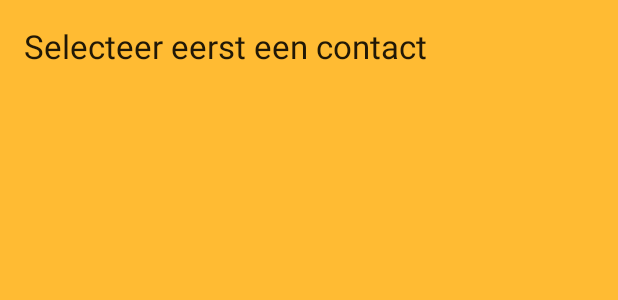
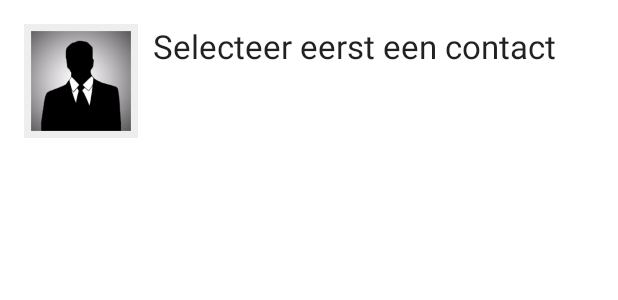
Before and after one commit to groepc/idh11-mv-contactcard, an Android app: the layout contact_detail_fragment.xml on its own in the app's theme, with its tools: preview values and no code run, on a phone screen of 412 x 824 dp. Shown: the top 300 px of the screen. Run offline under Robolectric (Android 15) with nearby library versions, the phone set to English and light mode, and no system bars; network calls fail.

Commit message:
finished basic functionality

```diff
--- a/app/src/main/java/miekevadiem/edu/contactcard/Contact.java
+++ b/app/src/main/java/miekevadiem/edu/contactcard/Contact.java
@@ -7,11 +7,11 @@ public class Contact {
     public String email;
     public String imageUrl;
 
-    public Contact(String firstName, String lastName, String email) {
+    public Contact(String firstName, String lastName, String email, String imageUrl) {
         this.setFirstName(firstName);
         this.setLastName(lastName);
         this.setEmail(email);
-        this.setImageUrl(null);
+        this.setImageUrl(imageUrl);
     }
 
     public Contact() {
--- a/app/src/main/java/miekevadiem/edu/contactcard/MainActivity.java
+++ b/app/src/main/java/miekevadiem/edu/contactcard/MainActivity.java
@@ -32,7 +32,8 @@ public class MainActivity extends AppCompatActivity implements ListFragment.OnFr
             randomUserApi.getResults(new RandomUserApi.ApiResponseListener() {
                 @Override
                 public void getResult(ArrayList contacts) {
-                    contactList = contacts;
+                    contactDbHandler.addContacts(contacts);
+                    contactList = contactDbHandler.getAllContacts();
                     addListItems();
                 }
             });
--- a/app/src/main/res/layout/contact_detail_fragment.xml
+++ b/app/src/main/res/layout/contact_detail_fragment.xml
@@ -2,12 +2,25 @@
 <LinearLayout xmlns:android="http://schemas.android.com/apk/res/android"
     android:layout_width="match_parent"
     android:layout_height="match_parent"
-    android:background="@android:color/holo_orange_light"
+    android:background="#ffffff"
     android:paddingBottom="16dp"
     android:paddingLeft="16dp"
     android:paddingRight="16dp"
     android:paddingTop="16dp"
-    android:orientation="vertical">
+    android:orientation="horizontal">
+
+    <ImageView
+        android:layout_width="76dp"
+        android:layout_height="76dp"
+        android:id="@+id/contactAvatar"
+        android:background="#eeeeee"
+        android:src="@drawable/silhouette" />
+
+    <LinearLayout
+        android:orientation="vertical"
+        android:layout_width="match_parent"
+        android:layout_height="match_parent"
+        android:paddingLeft="10dp">
 
         <TextView
             android:layout_width="fill_parent"
@@ -27,5 +40,6 @@
             android:ellipsize="end"
             android:maxLines="1"
             android:scrollHorizontally="true" />
+    </LinearLayout>
 
 </LinearLayout>
--- a/app/src/main/res/layout/contact_list_fragment.xml
+++ b/app/src/main/res/layout/contact_list_fragment.xml
@@ -3,7 +3,7 @@
     android:orientation="vertical"
     android:layout_width="match_parent"
     android:layout_height="match_parent"
-    android:background="@android:color/holo_orange_dark">
+    android:background="#ffffff">
 
     <ListView
         android:layout_width="fill_parent"
--- a/app/src/main/res/layout/contact_list_item.xml
+++ b/app/src/main/res/layout/contact_list_item.xml
@@ -8,7 +8,7 @@
         android:layout_width="76dp"
         android:layout_height="76dp"
         android:id="@+id/contactAvatar"
-        android:background="#ff0303"
+        android:background="#eeeeee"
         android:contentDescription="Contact avatar"
         android:src="@drawable/silhouette" />
 
```
Also changed, not shown: app/src/main/java/miekevadiem/edu/contactcard/ContactDBHandler.java (+9 -0 lines), app/src/main/java/miekevadiem/edu/contactcard/ContactListAdapter.java (+13 -2 lines), app/src/main/java/miekevadiem/edu/contactcard/DetailFragment.java (+14 -1 lines), app/src/main/java/miekevadiem/edu/contactcard/RandomUserApi.java (+39 -8 lines). Lines whose indentation alone changed are shown as unchanged.
